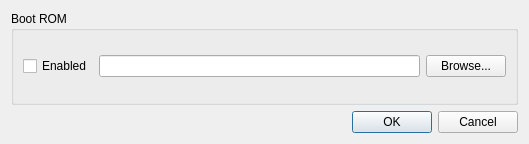
The window that src/ui/SettingsDialog.ui (zlisinski/gbemu) describes before a commit, drawn with Qt 5.
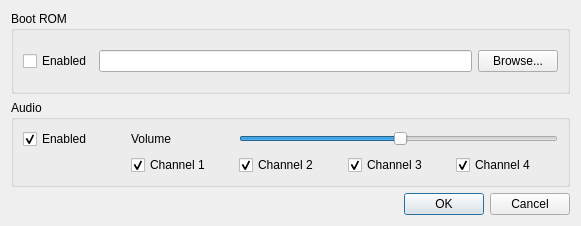
The same window after the commit.

Commit message: Added audio settings to the SettingsDialog. Implemented channel enable settings. Volume is NYI.

The edit to the form file:
```diff
--- a/src/ui/SettingsDialog.ui
+++ b/src/ui/SettingsDialog.ui
@@ -9,8 +9,8 @@
    <rect>
     <x>0</x>
     <y>0</y>
-    <width>529</width>
-    <height>144</height>
+    <width>581</width>
+    <height>226</height>
    </rect>
   </property>
   <property name="windowTitle">
@@ -19,7 +19,7 @@
   <property name="modal">
    <bool>true</bool>
   </property>
-  <layout class="QGridLayout" name="gridLayout_2">
+  <layout class="QGridLayout" name="gridLayout_3">
    <item row="0" column="0">
     <widget class="QGroupBox" name="groupBox">
      <property name="title">
@@ -47,6 +47,82 @@
     </widget>
    </item>
    <item row="1" column="0">
+    <widget class="QGroupBox" name="groupBox_2">
+     <property name="title">
+      <string>Audio</string>
+     </property>
+     <layout class="QGridLayout" name="gridLayout_2">
+      <item row="0" column="1">
+       <widget class="QLabel" name="lblAudioVolume">
+        <property name="text">
+         <string>Volume</string>
+        </property>
+       </widget>
+      </item>
+      <item row="0" column="2" colspan="3">
+       <widget class="QSlider" name="sldAudioVolume">
+        <property name="value">
+         <number>50</number>
+        </property>
+        <property name="orientation">
+         <enum>Qt::Horizontal</enum>
+        </property>
+       </widget>
+      </item>
+      <item row="0" column="0">
+       <widget class="QCheckBox" name="chkAudioEnabled">
+        <property name="text">
+         <string>Enabled</string>
+        </property>
+        <property name="checked">
+         <bool>true</bool>
+        </property>
+       </widget>
+      </item>
+      <item row="2" column="1">
+       <widget class="QCheckBox" name="chkAudioChannel1">
+        <property name="text">
+         <string>Channel 1</string>
+        </property>
+        <property name="checked">
+         <bool>true</bool>
+        </property>
+       </widget>
+      </item>
+      <item row="2" column="2">
+       <widget class="QCheckBox" name="chkAudioChannel2">
+        <property name="text">
+         <string>Channel 2</string>
+        </property>
+        <property name="checked">
+         <bool>true</bool>
+        </property>
+       </widget>
+      </item>
+      <item row="2" column="3">
+       <widget class="QCheckBox" name="chkAudioChannel3">
+        <property name="text">
+         <string>Channel 3</string>
+        </property>
+        <property name="checked">
+         <bool>true</bool>
+        </property>
+       </widget>
+      </item>
+      <item row="2" column="4">
+       <widget class="QCheckBox" name="chkAudioChannel4">
+        <property name="text">
+         <string>Channel 4</string>
+        </property>
+        <property name="checked">
+         <bool>true</bool>
+        </property>
+       </widget>
+      </item>
+     </layout>
+    </widget>
+   </item>
+   <item row="2" column="0">
     <widget class="QDialogButtonBox" name="buttonBox">
      <property name="orientation">
       <enum>Qt::Horizontal</enum>
```
The commit also changes 8 other files.
